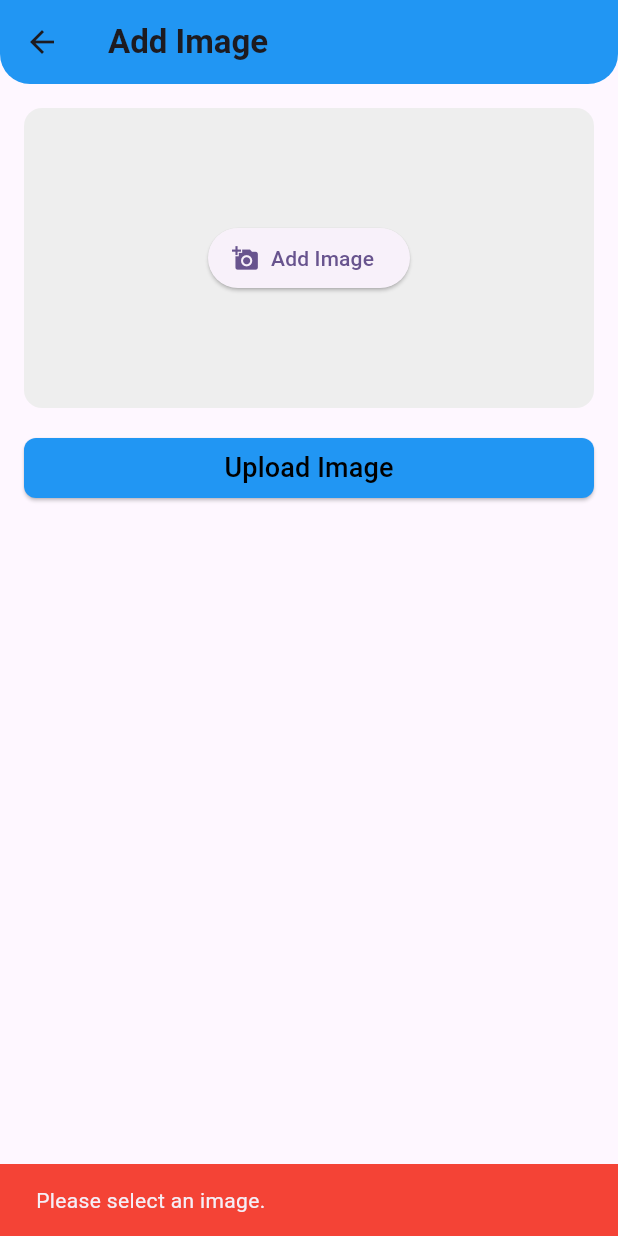
After one commit to KJBotheju/Memento, a Flutter app: the AddImage screen opened directly, after a tap on "Upload Image", on a phone screen of 412 x 824 dp. The commit adds this screen. Run offline on Flutter 3.47's test engine with Material 3 defaults, Android fonts, the phone set to English and light mode, and no system bars; our stand-ins replace cloud_firestore, firebase_auth, firebase_core, firebase_storage, google_sign_in, image_picker; accounts and stored records are empty.

Commit message:
add image to storage

```diff
--- /dev/null
+++ b/lib/Pages/AddImage.dart
@@ -0,0 +1,156 @@
+// ignore_for_file: prefer_const_constructors
+
+import 'dart:io';
+
+import 'package:album/Pages/HomePage.dart';
+import 'package:cloud_firestore/cloud_firestore.dart';
+import 'package:firebase_auth/firebase_auth.dart';
+import 'package:firebase_storage/firebase_storage.dart';
+import 'package:flutter/material.dart';
+import 'package:image_picker/image_picker.dart';
+
+class AddImage extends StatefulWidget {
+  const AddImage({super.key});
+
+  @override
+  State<AddImage> createState() => _AddImageState();
+}
+
+class _AddImageState extends State<AddImage> {
+  File? _image;
+
+  Future<void> _getImage() async {
+    final imagePicker = ImagePicker();
+    final pickedFile = await imagePicker.pickImage(source: ImageSource.gallery);
+
+    setState(() {
+      _image = pickedFile != null ? File(pickedFile.path) : null;
+    });
+  }
+
+  Future<void> _uploadImage() async {
+    if (_image == null) {
+      ScaffoldMessenger.of(context).showSnackBar(
+        SnackBar(
+          content: Text('Please select an image.'),
+          backgroundColor: Colors.red,
+        ),
+      );
+      return;
+    }
+
+    final storageRef = FirebaseStorage.instance
+        .ref()
+        .child('public_images/${DateTime.now().toString()}');
+    await storageRef.putFile(_image!);
+
+    final imageUrl = await storageRef.getDownloadURL();
+
+    final User? user = FirebaseAuth.instance.currentUser;
+
+    if (user != null) {
+      final userId = user.uid;
+
+      await FirebaseFirestore.instance.collection('PublicImage').add({
+        'userId': userId,
+        'image_url': imageUrl,
+        'timestamp': FieldValue.serverTimestamp(),
+      });
+      ScaffoldMessenger.of(context).showSnackBar(
+        SnackBar(
+          content: Text('Image Upload successfully.'),
+          backgroundColor: Colors.green,
+        ),
+      );
+
+      setState(() {
+        _image = null;
+      });
+    } else {
+      ScaffoldMessenger.of(context).showSnackBar(
+        SnackBar(
+          content: Text('User is not authenticated.'),
+          backgroundColor: Colors.red,
+        ),
+      );
+    }
+  }
+
+  @override
+  Widget build(BuildContext context) {
+    return Scaffold(
+      appBar: AppBar(
+        title: Text(
+          'Add Image',
+          style: TextStyle(fontWeight: FontWeight.bold),
+        ),
+        shape: RoundedRectangleBorder(
+          borderRadius: BorderRadius.vertical(
+            bottom: Radius.circular(20),
+          ),
+        ),
+        backgroundColor: Colors.blue,
+        leading: IconButton(
+          icon: Icon(Icons.arrow_back),
+          onPressed: () {
+            Navigator.pushReplacement(
+              context,
+              MaterialPageRoute(builder: (context) => HomePage()),
+            );
+          },
+        ),
+      ),
+      body: Padding(
+        padding: const EdgeInsets.all(16.0),
+        child: SingleChildScrollView(
+          child: Column(
+            crossAxisAlignment: CrossAxisAlignment.stretch,
+            children: [
+              Container(
+                height: 200.0,
+                decoration: BoxDecoration(
+                  color: Colors.grey[200],
+                  borderRadius: BorderRadius.circular(12.0),
+                ),
+                child: _image != null
+                    ? ClipRRect(
+                        borderRadius: BorderRadius.circular(12.0),
+                        child: Image.file(
+                          _image!,
+                          height: 200.0,
+                          width: double.infinity,
+                          fit: BoxFit.cover,
+                        ),
+                      )
+                    : Center(
+                        child: ElevatedButton.icon(
+                          onPressed: _getImage,
+                          icon: Icon(Icons.add_a_photo),
+                          label: Text('Add Image'),
+                        ),
+                      ),
+              ),
+              SizedBox(height: 16.0),
+              ElevatedButton(
+                onPressed: _uploadImage,
+                style: ElevatedButton.styleFrom(
+                  backgroundColor: Colors.blue,
+                  shape: RoundedRectangleBorder(
+                    borderRadius: BorderRadius.circular(8.0),
+                  ),
+                ),
+                child: Text(
+                  'Upload Image',
+                  style: TextStyle(
+                    fontSize: 18.0,
+                    color: Colors.black,
+                  ),
+                ),
+              ),
+            ],
+          ),
+        ),
+      ),
+    );
+  }
+}
--- a/lib/Pages/HomePage.dart
+++ b/lib/Pages/HomePage.dart
@@ -1,5 +1,12 @@
+// ignore_for_file: prefer_final_fields
+
+import 'dart:io';
+import 'package:album/Pages/AddImage.dart';
 import 'package:album/Pages/AppDrawer.dart';
 import 'package:flutter/material.dart';
+import 'package:cloud_firestore/cloud_firestore.dart';
+import 'package:firebase_storage/firebase_storage.dart';
+import 'package:image_picker/image_picker.dart';
 
 class HomePage extends StatefulWidget {
   const HomePage({Key? key});
@@ -37,7 +44,10 @@ class _HomePageState extends State<HomePage> {
             right: 16, // Adjust the position as needed
             child: FloatingActionButton(
               onPressed: () {
-                // Add functionality to handle adding images
+                Navigator.pushReplacement(
+                  context,
+                  MaterialPageRoute(builder: (context) => AddImage()),
+                );
               },
               backgroundColor: Colors.blue,
               foregroundColor: Colors.black,
--- a/pubspec.yaml
+++ b/pubspec.yaml
@@ -39,6 +39,8 @@ dependencies:
   firebase_auth: ^4.17.9
   cloud_firestore: ^4.15.9
   google_sign_in: ^6.2.1
+  firebase_storage: ^11.6.10
+  image_picker: ^1.0.7
 
 dev_dependencies:
   flutter_test:
```
Also changed, not shown: pubspec.lock, 5 other files.
